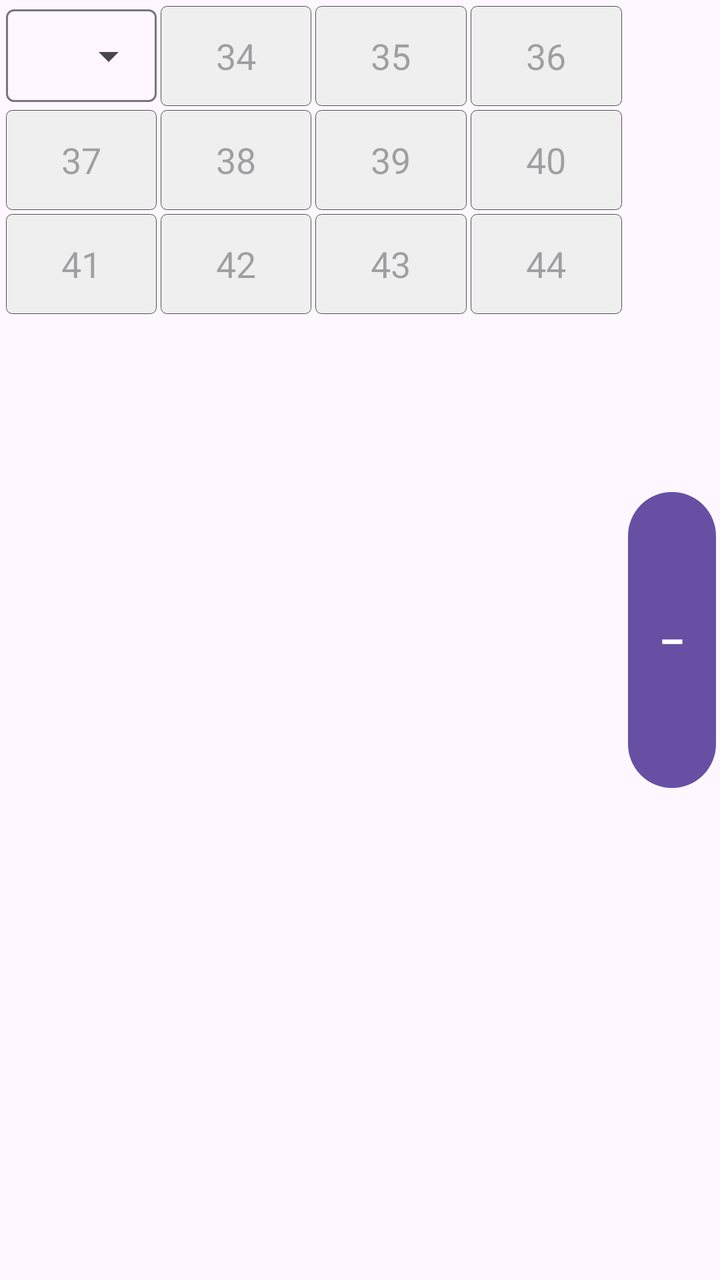
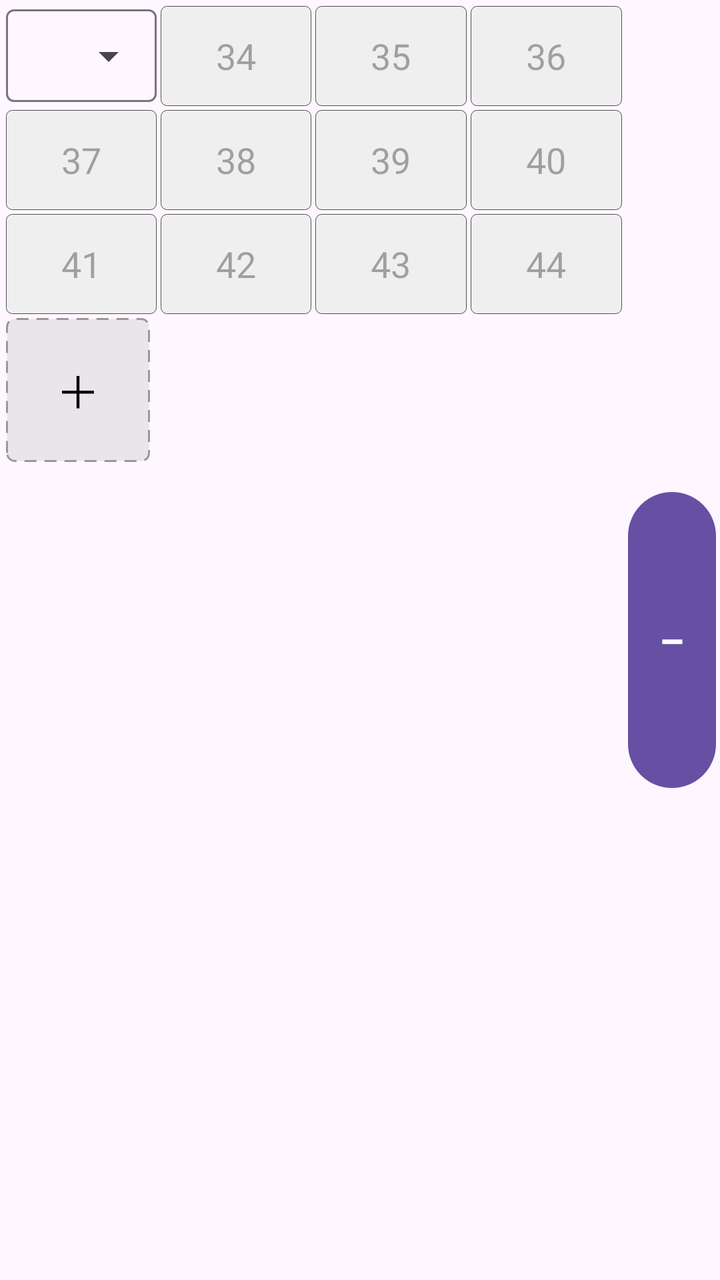

The first picture is an Android layout as it rendered before a commit; the second is the same layout after the commit. The layout source and the unified diff follow.
<!-- AndroidManifest.xml: application theme Theme.MyApplication -->
<!-- res/layout/order_row.xml -->
<?xml version="1.0" encoding="utf-8"?>
<LinearLayout xmlns:android="http://schemas.android.com/apk/res/android"
    xmlns:app="http://schemas.android.com/apk/res-auto"
    xmlns:tools="http://schemas.android.com/tools"
    android:layout_width="match_parent"
    android:layout_height="wrap_content"
    android:orientation="horizontal"
    android:padding="2dp">

    <LinearLayout
        android:layout_width="0dp"
        android:layout_height="wrap_content"
        android:layout_weight="1"
        android:orientation="vertical">

        <LinearLayout
            android:layout_width="match_parent"
            android:layout_height="wrap_content"
            android:orientation="horizontal">

            
            <com.google.android.material.textfield.TextInputLayout
                android:id="@+id/layout_row_color"
                style="@style/Widget.Material3.TextInputLayout.OutlinedBox.Dense.ExposedDropdownMenu"
                android:layout_width="0dp"
                android:layout_height="wrap_content"
                android:layout_gravity="center_vertical"
                android:layout_margin="1dp"
                android:layout_weight="1"
                app:hintEnabled="false">

                <com.google.android.material.textfield.MaterialAutoCompleteTextView
                    android:id="@+id/dropdown_row_color"
                    android:layout_width="match_parent"
                    android:layout_height="wrap_content"
                    android:inputType="none"
                    android:paddingStart="0dp"
                    android:textSize="15sp"
                    tools:ignore="LabelFor" />
            </com.google.android.material.textfield.TextInputLayout>

            <EditText
                android:id="@+id/size34_fill"
                android:layout_width="0dp"
                android:layout_height="50dp"
                android:layout_margin="1dp"
                android:layout_weight="1"
                android:background="@drawable/edit_border"
                android:gravity="center"
                android:hint="34"
                android:inputType="number" />

            <EditText
                android:id="@+id/size35_fill"
                android:layout_width="0dp"
                android:layout_height="50dp"
                android:layout_margin="1dp"
                android:layout_weight="1"
                android:background="@drawable/edit_border"
                android:gravity="center"
                android:hint="35"
                android:inputType="number" />

            <EditText
                android:id="@+id/size36_fill"
                android:layout_width="0dp"
                android:layout_height="50dp"
                android:layout_margin="1dp"
                android:layout_weight="1"
                android:background="@drawable/edit_border"
                android:gravity="center"
                android:hint="36"
                android:inputType="number" />
        </LinearLayout>

        <LinearLayout
            android:layout_width="match_parent"
            android:layout_height="wrap_content"
            android:orientation="horizontal">

            <EditText
                android:id="@+id/size37_fill"
                android:layout_width="0dp"
                android:layout_height="50dp"
                android:layout_margin="1dp"
                android:layout_weight="1"
                android:background="@drawable/edit_border"
                android:gravity="center"
                android:hint="37"
                android:inputType="number" />

            <EditText
                android:id="@+id/size38_fill"
                android:layout_width="0dp"
                android:layout_height="50dp"
                android:layout_margin="1dp"
                android:layout_weight="1"
                android:background="@drawable/edit_border"
                android:gravity="center"
                android:hint="38"
                android:inputType="number" />

            <EditText
                android:id="@+id/size39_fill"
                android:layout_width="0dp"
                android:layout_height="50dp"
                android:layout_margin="1dp"
                android:layout_weight="1"
                android:background="@drawable/edit_border"
                android:gravity="center"
                android:hint="39"
                android:inputType="number" />

            <EditText
                android:id="@+id/size40_fill"
                android:layout_width="0dp"
                android:layout_height="50dp"
                android:layout_margin="1dp"
                android:layout_weight="1"
                android:background="@drawable/edit_border"
                android:gravity="center"
                android:hint="40"
                android:inputType="number" />
        </LinearLayout>


        <LinearLayout
            android:layout_width="match_parent"
            android:layout_height="wrap_content"
            android:orientation="horizontal">

            <EditText
                android:id="@+id/size41_fill"
                android:layout_width="0dp"
                android:layout_height="50dp"
                android:layout_margin="1dp"
                android:layout_weight="1"
                android:background="@drawable/edit_border"
                android:gravity="center"
                android:hint="41"
                android:inputType="number" />

            <EditText
                android:id="@+id/size42_fill"
                android:layout_width="0dp"
                android:layout_height="50dp"
                android:layout_margin="1dp"
                android:layout_weight="1"
                android:background="@drawable/edit_border"
                android:gravity="center"
                android:hint="42"
                android:inputType="number" />

            <EditText
                android:id="@+id/size43_fill"
                android:layout_width="0dp"
                android:layout_height="50dp"
                android:layout_margin="1dp"
                android:layout_weight="1"
                android:background="@drawable/edit_border"
                android:gravity="center"
                android:hint="43"
                android:inputType="number" />

            <EditText
                android:id="@+id/size44_fill"
                android:layout_width="0dp"
                android:layout_height="50dp"
                android:layout_margin="1dp"
                android:layout_weight="1"
                android:background="@drawable/edit_border"
                android:gravity="center"
                android:hint="44"
                android:inputType="number" />
        </LinearLayout>

    </LinearLayout>

    
    <Button
        android:id="@+id/btn_delete_row"
        android:layout_width="44dp"
        android:layout_height="156dp"
        android:layout_gravity="center_vertical"
        android:layout_marginStart="2dp"
        android:minWidth="0dp"
        android:minHeight="0dp"
        android:padding="0dp"
        android:text="@string/delete_order_row"
        android:textSize="24sp" />
</LinearLayout>
<!-- resources referenced by this layout -->
<resources>
  <!-- drawable edit_border (drawable) -->
  <?xml version="1.0" encoding="utf-8"?>
  <layer-list
      xmlns:android="http://schemas.android.com/apk/res/android">
      <item>
          <shape
              android:shape="rectangle">
              <solid
                  android:color="#EFEFEF"/>
              <corners
                  android:radius="3dip"
                  />
              <stroke
                  android:width="0.5px"
                  android:color="#505050"/>
          </shape>
      </item>
  </layer-list>
  <string name="delete_order_row">−</string>
  <style name="Theme.MyApplication" parent="Base.Theme.MyApplication" />
  <style name="Base.Theme.MyApplication" parent="Theme.Material3.DayNight.NoActionBar">
          
          
      </style>
</resources>

<!-- the commit's change to res/layout/order_row.xml (unified diff, before → after) -->
@@ -174,6 +174,33 @@
                 android:inputType="number" />
         </LinearLayout>
 
+        
+        <FrameLayout
+            android:id="@+id/row_picture_box"
+            android:layout_width="72dp"
+            android:layout_height="72dp"
+            android:layout_margin="1dp"
+            android:background="@drawable/dashed_add_border"
+            android:clickable="true"
+            android:focusable="true">
+
+            <ImageView
+                android:id="@+id/image_row_picture"
+                android:layout_width="match_parent"
+                android:layout_height="match_parent"
+                android:contentDescription="@string/row_picture_hint"
+                android:scaleType="centerCrop"
+                android:visibility="gone" />
+
+            <TextView
+                android:id="@+id/text_row_picture_add"
+                android:layout_width="match_parent"
+                android:layout_height="match_parent"
+                android:gravity="center"
+                android:text="@string/row_picture_add"
+                android:textColor="@color/black"
+                android:textSize="22sp" />
+        </FrameLayout>
     </LinearLayout>
 
     
<!-- resource entries referenced after the edit -->
@@ -1,5 +1,18 @@
 <!-- resources referenced by this layout -->
 <resources>
+  <color name="black">#FF000000</color>
+  <!-- drawable dashed_add_border (drawable) -->
+  <?xml version="1.0" encoding="utf-8"?>
+  <shape xmlns:android="http://schemas.android.com/apk/res/android"
+      android:shape="rectangle">
+      <solid android:color="#14000000" />
+      <corners android:radius="4dp" />
+      <stroke
+          android:width="1dp"
+          android:color="#999999"
+          android:dashGap="4dp"
+          android:dashWidth="6dp" />
+  </shape>
   <!-- drawable edit_border (drawable) -->
   <?xml version="1.0" encoding="utf-8"?>
   <layer-list
@@ -19,6 +32,8 @@
       </item>
   </layer-list>
   <string name="delete_order_row">−</string>
+  <string name="row_picture_add">＋</string>
+  <string name="row_picture_hint">鞋子图片</string>
   <style name="Theme.MyApplication" parent="Base.Theme.MyApplication" />
   <style name="Base.Theme.MyApplication" parent="Theme.Material3.DayNight.NoActionBar">
           
